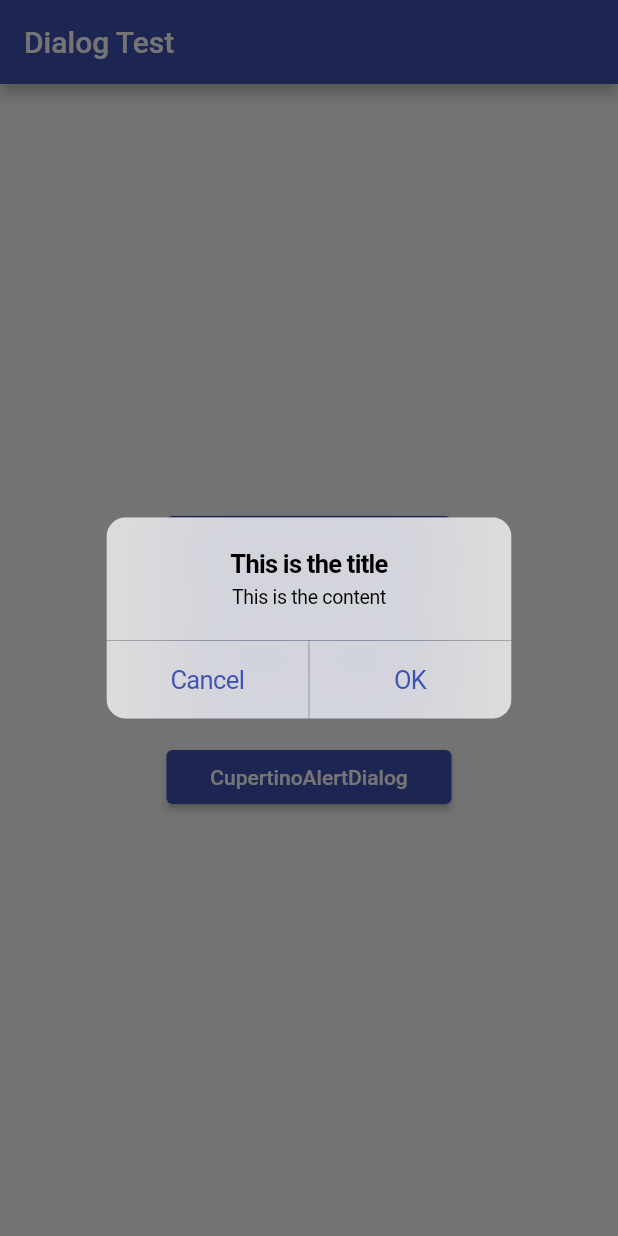
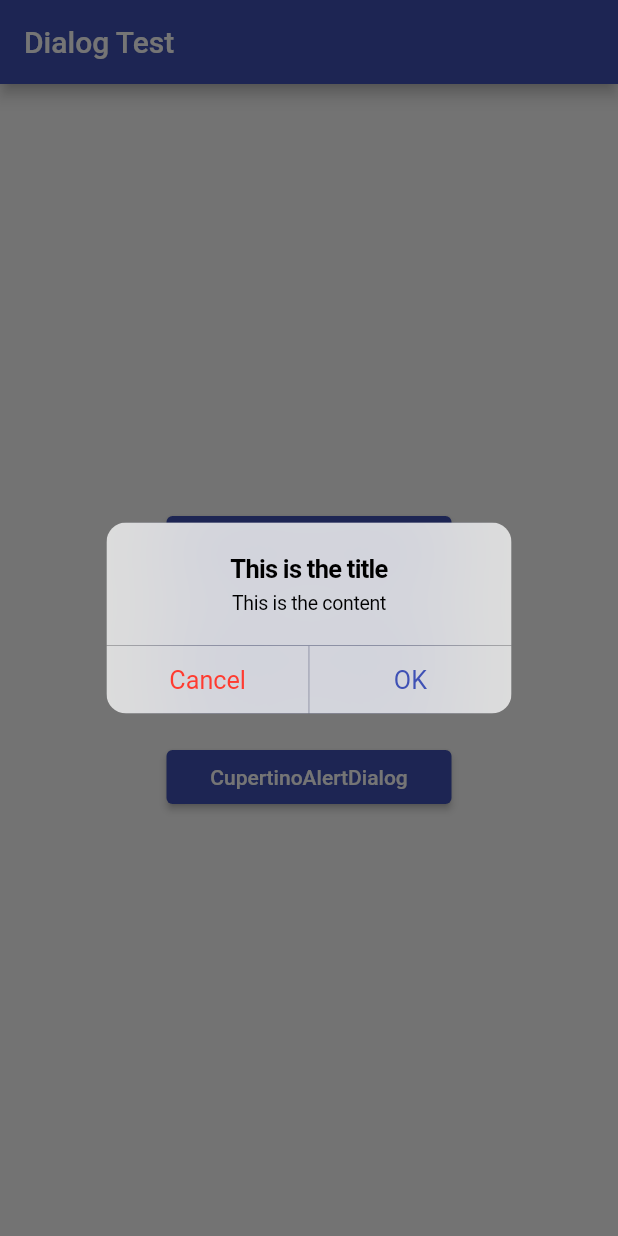
Before and after one commit to ramtiga/dialog_test, a Flutter app: the screen it shows after launch, after a tap on "CupertinoAlertDialog", on a phone screen of 412 x 824 dp. Run offline on Flutter 3.47's test engine with Material 2 defaults, Android fonts, the phone set to English and light mode, and no system bars.

Commit message:
Update CupertinoAlertDIalog

```diff
--- a/lib/main.dart
+++ b/lib/main.dart
@@ -48,6 +48,7 @@ class _MyHomePageState extends State<MyHomePage> {
                 onPressed: () {
                   showDialog(
                     context: context,
+                    barrierDismissible: false,
                     builder: (_) {
                       return AlertDialog(
                         title: Text("This is the title"),
@@ -123,12 +124,13 @@ class _MyHomePageState extends State<MyHomePage> {
                             title: Text("This is the title"),
                             content: Text("This is the content"),
                             actions: [
-                              CupertinoButton(
+                              CupertinoDialogAction(
                                   child: Text('Cancel'),
+                                  isDestructiveAction: true,
                                   onPressed: () {
                                     Navigator.of(context).pop();
                                   }),
-                              CupertinoButton(
+                              CupertinoDialogAction(
                                 child: Text('OK'),
                                 onPressed: () {
                                   print('OK');
```
